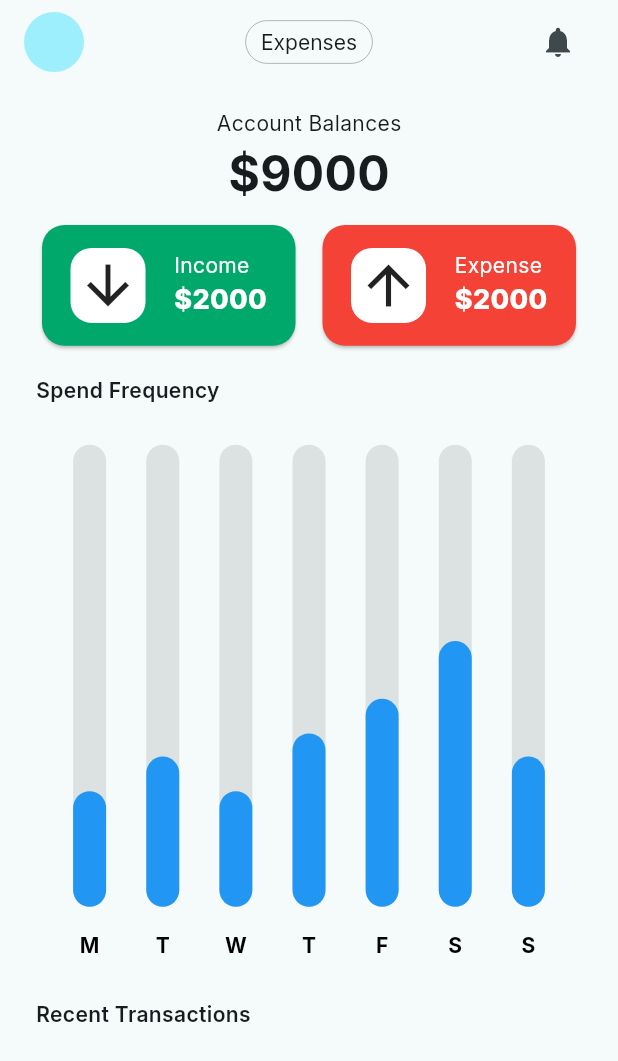
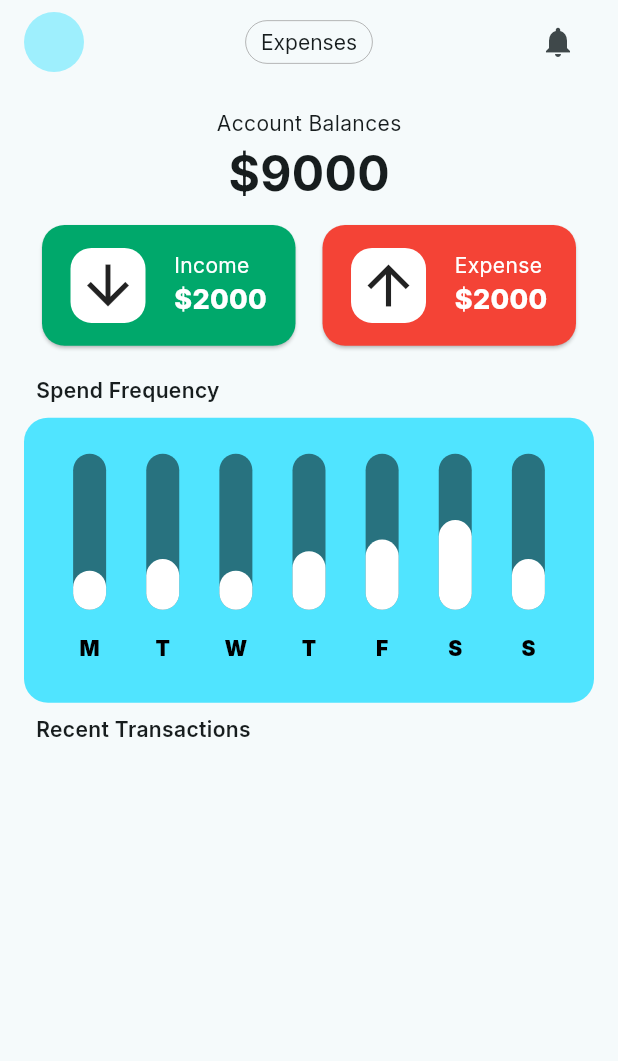
Before and after one commit to hamzahraihan/flutter_expense_tracker, a Flutter app: the screen it shows after launch, on a phone screen of 412 x 824 dp. Shown: the top 1061 px of the screen. Run offline on Flutter 3.47's test engine with Material 3 defaults, Android fonts, the light colour scheme and no system bars; drawn by our look-alikes of fl_chart; our stand-ins replace google_fonts.

Commit message:
bar chart color change

```diff
--- a/lib/view/widgets/chart/bar_chart.dart
+++ b/lib/view/widgets/chart/bar_chart.dart
@@ -18,16 +18,15 @@ class BarChartWidget extends StatefulWidget {
         AppColors.contentColorRed,
       ];
 
-  final Color barBackgroundColor =
-      AppColors.contentColorWhite.darken().withOpacity(0.1);
-  final Color barColor = AppColors.contentColorBlue;
+  final Color barBackgroundColor = AppColors.contentColorBlack.withOpacity(0.5);
+  final Color barColor = AppColors.contentColorWhite;
   final Color touchedBarColor = AppColors.contentColorGreen;
 
   @override
-  State<StatefulWidget> createState() => BarChartSample1State();
+  State<BarChartWidget> createState() => _BarChartWidgetState();
 }
 
-class BarChartSample1State extends State<BarChartWidget> {
+class _BarChartWidgetState extends State<BarChartWidget> {
   final Duration animDuration = const Duration(milliseconds: 250);
 
   int touchedIndex = -1;
@@ -37,19 +36,20 @@ class BarChartSample1State extends State<BarChartWidget> {
   @override
   Widget build(BuildContext context) {
     return AspectRatio(
-      aspectRatio: 1,
+      aspectRatio: 2,
       child: Stack(
         children: <Widget>[
-          Padding(
+          Container(
+            decoration: BoxDecoration(
+              color: AppColors.contentColorCyan,
+              borderRadius: BorderRadius.circular(16),
+            ),
             padding: const EdgeInsets.all(4),
             child: Column(
               crossAxisAlignment: CrossAxisAlignment.stretch,
               children: <Widget>[
                 const SizedBox(
-                  height: 4,
-                ),
-                const SizedBox(
-                  height: 10,
+                  height: 20,
                 ),
                 Expanded(
                   child: Padding(
@@ -60,9 +60,7 @@ class BarChartSample1State extends State<BarChartWidget> {
                     ),
                   ),
                 ),
-                const SizedBox(
-                  height: 12,
-                ),
+                const SizedBox(height: 20),
               ],
             ),
           ),
@@ -220,7 +218,7 @@ class BarChartSample1State extends State<BarChartWidget> {
   Widget getTitles(double value, TitleMeta meta) {
     const style = TextStyle(
       color: Colors.black,
-      fontWeight: FontWeight.bold,
+      fontWeight: FontWeight.w900,
       fontSize: 14,
     );
     Widget text;
```
